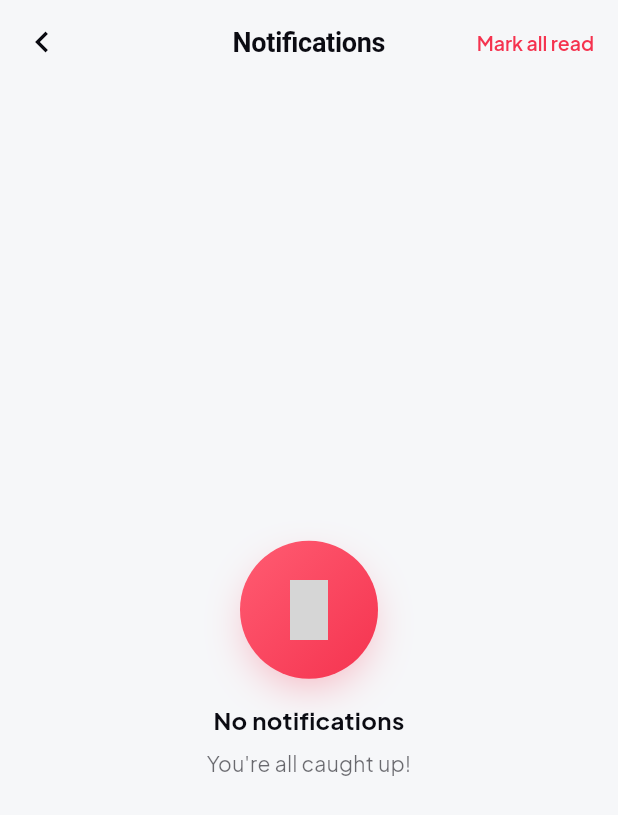
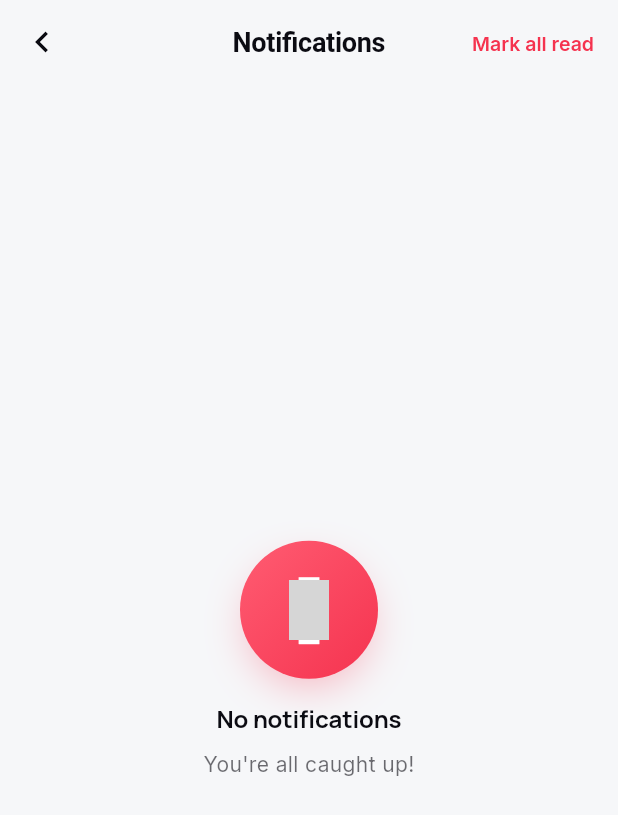
Before and after one commit to indee289/Rexo-store-, a Flutter app: the screen it shows once a user with an empty profile is signed in, after a tap on an icon or button, on a phone screen of 412 x 824 dp. Shown: the top 815 px of the screen. Run offline on Flutter 3.47's test engine with Material 3 defaults, Android fonts, the phone set to English and light mode, and no system bars; our stand-ins replace cached_network_image, firebase_core, firebase_messaging, flutter_animate, flutter_local_notifications, flutter_riverpod and 8 more; missing offline and left inert: onesignal_flutter; accounts and stored records are empty; grey boxes are pictures that could not be loaded.

Commit message:
design system: premium two-font typography (Manrope headings + Inter body) app-wide; gradient primary buttons with soft shadow
- AppTextStyles now uses Manrope (600/700) for headings/titles/buttons and
  Inter (400/500) for body/labels; theme base fontFamily -> Inter
- PremiumButton filled variant always uses the primary gradient + soft shadow
  (keeps existing scale-on-tap). Logic/data untouched.

```diff
--- a/lib/core/theme/app_text_styles.dart
+++ b/lib/core/theme/app_text_styles.dart
@@ -1,20 +1,23 @@
 import 'package:flutter/material.dart';
 import 'package:google_fonts/google_fonts.dart';
 
+/// App typography — a two-font premium system:
+/// • Manrope (600–700) for headings / titles / buttons
+/// • Inter (400–500) for body / labels / captions
+///
+/// Swap the two builders below to re-font the whole app.
 class AppTextStyles {
   AppTextStyles._();
 
-  /// Single source of truth for the app's typeface. Modern, clean, geometric
-  /// sans — the LinkedIn/Instagram-style vibe. Swap here to re-font the whole
-  /// app.
-  static TextStyle _font({
+  /// Heading / title typeface.
+  static TextStyle _heading({
     required double fontSize,
     required FontWeight fontWeight,
     double? height,
     double? letterSpacing,
     Color? color,
   }) =>
-      GoogleFonts.plusJakartaSans(
+      GoogleFonts.manrope(
         fontSize: fontSize,
         fontWeight: fontWeight,
         height: height,
@@ -22,100 +25,66 @@
         color: color,
       );
 
-  /// Heading styles using Poppins
-  /// Colors are intentionally omitted so they inherit from the active theme's
-  /// textTheme (light or dark), ensuring proper contrast in both modes.
-  static TextStyle get h1 => _font(
-        fontSize: 32,
-        fontWeight: FontWeight.w700,
-        height: 1.2,
+  /// Body / label typeface.
+  static TextStyle _body({
+    required double fontSize,
+    required FontWeight fontWeight,
+    double? height,
+    double? letterSpacing,
+    Color? color,
+  }) =>
+      GoogleFonts.inter(
+        fontSize: fontSize,
+        fontWeight: fontWeight,
+        height: height,
+        letterSpacing: letterSpacing,
+        color: color,
       );
 
-  static TextStyle get h2 => _font(
-        fontSize: 28,
+  /// Base font family used by the theme (body text).
+  static String? get fontFamily => GoogleFonts.inter().fontFamily;
+
+  // ── Headings (Manrope) ─────────────────────────────────────────────────
+  static TextStyle get h1 =>
+      _heading(fontSize: 32, fontWeight: FontWeight.w700, height: 1.2, letterSpacing: -0.5);
+  static TextStyle get h2 =>
+      _heading(fontSize: 28, fontWeight: FontWeight.w700, height: 1.25, letterSpacing: -0.4);
+  static TextStyle get h3 =>
+      _heading(fontSize: 24, fontWeight: FontWeight.w700, height: 1.3, letterSpacing: -0.3);
+  static TextStyle get h4 =>
+      _heading(fontSize: 20, fontWeight: FontWeight.w700, height: 1.35, letterSpacing: -0.2);
+  static TextStyle get h5 =>
+      _heading(fontSize: 18, fontWeight: FontWeight.w600, height: 1.4, letterSpacing: -0.2);
+  static TextStyle get h6 =>
+      _heading(fontSize: 16, fontWeight: FontWeight.w600, height: 1.4, letterSpacing: -0.1);
+
+  // ── Body (Inter) ───────────────────────────────────────────────────────
+  static TextStyle get bodyLarge =>
+      _body(fontSize: 16, fontWeight: FontWeight.w400, height: 1.5);
+  static TextStyle get bodyMedium =>
+      _body(fontSize: 14, fontWeight: FontWeight.w400, height: 1.5);
+  static TextStyle get bodySmall =>
+      _body(fontSize: 12, fontWeight: FontWeight.w400, height: 1.5);
+  static TextStyle get caption =>
+      _body(fontSize: 11, fontWeight: FontWeight.w400, height: 1.4);
+
+  // ── Buttons (Manrope) ──────────────────────────────────────────────────
+  static TextStyle get button => _heading(
+        fontSize: 15,
         fontWeight: FontWeight.w700,
-        height: 1.25,
+        color: Colors.white,
+        height: 1.2,
+        letterSpacing: 0.1,
       );
 
-  static TextStyle get h3 => _font(
-        fontSize: 24,
-        fontWeight: FontWeight.w600,
-        height: 1.3,
-      );
-
-  static TextStyle get h4 => _font(
-        fontSize: 20,
-        fontWeight: FontWeight.w600,
-        height: 1.35,
-      );
-
-  static TextStyle get h5 => _font(
-        fontSize: 18,
-        fontWeight: FontWeight.w600,
-        height: 1.4,
-      );
-
-  static TextStyle get h6 => _font(
-        fontSize: 16,
-        fontWeight: FontWeight.w600,
-        height: 1.4,
-      );
-
-  /// Body styles
-  static TextStyle get bodyLarge => _font(
-        fontSize: 16,
-        fontWeight: FontWeight.w400,
-        height: 1.5,
-      );
-
-  static TextStyle get bodyMedium => _font(
-        fontSize: 14,
-        fontWeight: FontWeight.w400,
-        height: 1.5,
-      );
-
-  static TextStyle get bodySmall => _font(
-        fontSize: 12,
-        fontWeight: FontWeight.w400,
-        height: 1.5,
-      );
-
-  /// Caption
-  static TextStyle get caption => _font(
-        fontSize: 11,
-        fontWeight: FontWeight.w400,
-        height: 1.4,
-      );
-
-  /// Button text
-  static TextStyle get button => _font(
-        fontSize: 15,
-        fontWeight: FontWeight.w600,
-        color: Colors.white,
-        height: 1.2,
-      );
-
-  /// Label styles
-  static TextStyle get labelLarge => _font(
-        fontSize: 14,
-        fontWeight: FontWeight.w500,
-        height: 1.4,
-      );
-
-  static TextStyle get labelMedium => _font(
-        fontSize: 12,
-        fontWeight: FontWeight.w500,
-        height: 1.4,
-      );
-
-  static TextStyle get labelSmall => _font(
-        fontSize: 10,
-        fontWeight: FontWeight.w500,
-        height: 1.4,
-      );
-
-  /// Overline
-  static TextStyle get overline => _font(
+  // ── Labels (Inter) ─────────────────────────────────────────────────────
+  static TextStyle get labelLarge =>
+      _body(fontSize: 14, fontWeight: FontWeight.w500, height: 1.4);
+  static TextStyle get labelMedium =>
+      _body(fontSize: 12, fontWeight: FontWeight.w500, height: 1.4);
+  static TextStyle get labelSmall =>
+      _body(fontSize: 10, fontWeight: FontWeight.w500, height: 1.4);
+  static TextStyle get overline => _heading(
         fontSize: 10,
         fontWeight: FontWeight.w600,
         letterSpacing: 1.5,
--- a/lib/core/theme/app_theme.dart
+++ b/lib/core/theme/app_theme.dart
@@ -24,7 +24,7 @@
       brightness: Brightness.light,
       primaryColor: AppColors.primary,
       scaffoldBackgroundColor: AppColors.background,
-      fontFamily: GoogleFonts.plusJakartaSans().fontFamily,
+      fontFamily: GoogleFonts.inter().fontFamily,
       splashFactory: InkSparkle.splashFactory,
       colorScheme: const ColorScheme.light(
         primary: AppColors.primary,
@@ -153,7 +153,7 @@
       brightness: Brightness.dark,
       primaryColor: AppColors.primary,
       scaffoldBackgroundColor: AppColors.darkBackground,
-      fontFamily: GoogleFonts.plusJakartaSans().fontFamily,
+      fontFamily: GoogleFonts.inter().fontFamily,
       splashFactory: InkSparkle.splashFactory,
       colorScheme: const ColorScheme.dark(
         primary: AppColors.primary,
--- a/lib/core/widgets/premium_button.dart
+++ b/lib/core/widgets/premium_button.dart
@@ -92,6 +92,17 @@
         gradient: style.gradientDecoration,
         borderRadius: AppRadius.allMd,
         border: style.border,
+        boxShadow:
+            (widget.variant == PremiumButtonVariant.filled && _enabled)
+                ? [
+                    BoxShadow(
+                      color: AppColors.primary.withOpacity(0.30),
+                      blurRadius: 14,
+                      offset: const Offset(0, 5),
+                      spreadRadius: -2,
+                    ),
+                  ]
+                : null,
       ),
       child: content,
     );
@@ -121,9 +132,9 @@
   _ButtonStyle _resolveStyle(bool isDark) {
     switch (widget.variant) {
       case PremiumButtonVariant.filled:
-        return _ButtonStyle(
-          fill: widget.gradient ? null : AppColors.primary,
-          gradientDecoration: widget.gradient ? AppColors.primaryGradient : null,
+        return const _ButtonStyle(
+          fill: null,
+          gradientDecoration: AppColors.primaryGradient,
           foreground: Colors.white,
         );
       case PremiumButtonVariant.tonal:
```
